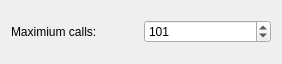
omllobet/kmagnet, file src/prefs_base.ui: the form before one commit.
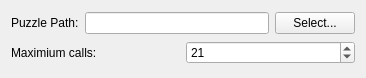
The form after the commit.

Commit message: added a custom path to save the puzzles and updated doc

What changed in the file:
```diff
--- a/src/prefs_base.ui
+++ b/src/prefs_base.ui
@@ -6,12 +6,35 @@
    <rect>
     <x>0</x>
     <y>0</y>
-    <width>282</width>
-    <height>64</height>
+    <width>366</width>
+    <height>78</height>
    </rect>
   </property>
-  <layout class="QGridLayout">
-   <item row="0" column="0">
+  <layout class="QVBoxLayout" name="verticalLayout">
+   <item>
+    <layout class="QHBoxLayout" name="horizontalLayout">
+     <item>
+      <widget class="QLabel" name="label">
+       <property name="text">
+        <string>Puzzle Path:</string>
+       </property>
+      </widget>
+     </item>
+     <item>
+      <widget class="QLineEdit" name="kcfg_kmagnetDataPath"/>
+     </item>
+     <item>
+      <widget class="QPushButton" name="selectPath">
+       <property name="text">
+        <string>Select...</string>
+       </property>
+      </widget>
+     </item>
+    </layout>
+   </item>
+   <item>
+    <layout class="QHBoxLayout" name="horizontalLayout_2">
+     <item>
     <widget class="QLabel" name="textLabel1">
      <property name="text">
       <string>Maximium calls:</string>
@@ -21,7 +44,7 @@
      </property>
     </widget>
    </item>
-   <item row="0" column="1">
+     <item>
     <widget class="QSpinBox" name="kcfg_maxCalls">
      <property name="toolTip">
       <string>set the maximium steps to solve a puzzle</string>
@@ -36,9 +59,11 @@
       <number>25000</number>
      </property>
      <property name="value">
-      <number>101</number>
-     </property>
-    </widget>
+        <number>21</number>
+       </property>
+      </widget>
+     </item>
+    </layout>
    </item>
   </layout>
  </widget>
```
Lines whose indentation alone changed are shown as unchanged. The commit also changes 6 other files.
